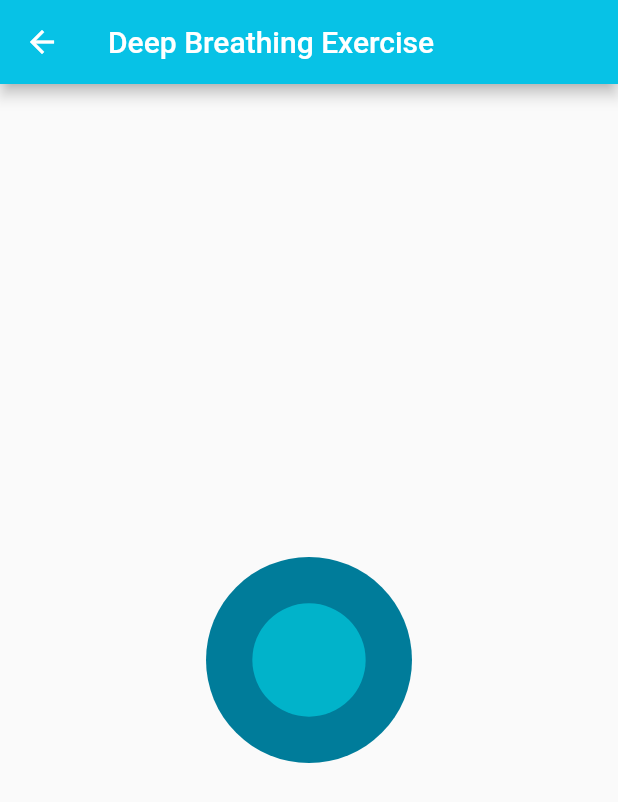
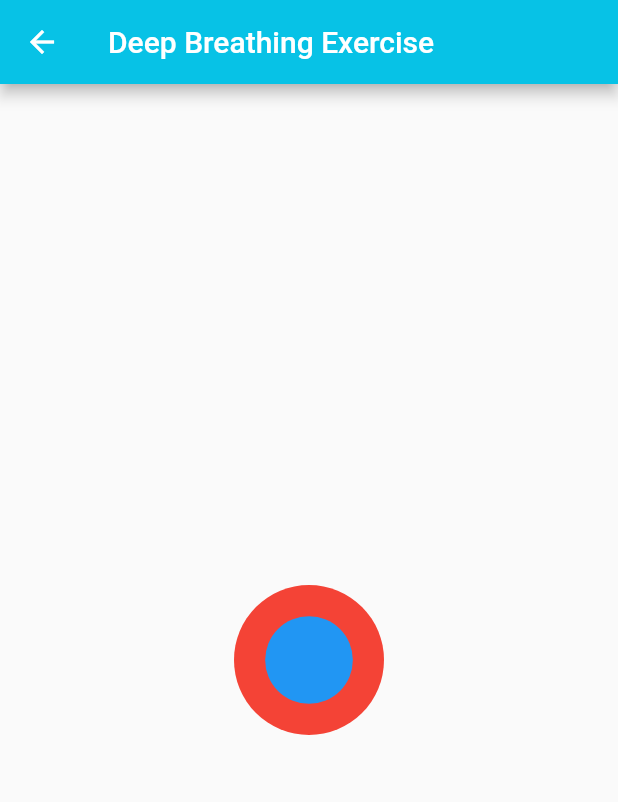
Before and after one commit to ZiClaud/Iremi-Breathing-App, a Flutter app: the screen it shows after launch, after a tap on "Deep Breathing Exercise", on a phone screen of 412 x 824 dp. Shown: the top 802 px of the screen. Run offline on Flutter 3.47's test engine with Material 2 defaults, Android fonts, the phone set to English and light mode, and no system bars.

Commit message:
Ball improvements, but still needs fixing

```diff
--- a/iremibreathingapp/lib/database/getters.dart
+++ b/iremibreathingapp/lib/database/getters.dart
@@ -9,7 +9,11 @@ class Getters {
     List<Exercise> ex = [
       DeepBreathingExerciseBeginner(),
       DeepBreathingExerciseIntermediate(),
-      CustomExercise("Custom", "", "", ["s1", "s2"], 1, 1, 1, 1, 3)
+      CustomExercise("0000", "", "", [""], 0, 0, 0, 0, 1),
+      CustomExercise("1010", "", "", [""], 1, 0, 1, 0, 1),
+      CustomExercise("0101", "", "", [""], 0, 1, 0, 1, 1),
+      CustomExercise("1111", "", "", [""], 1, 1, 1, 1, 1),
+      CustomExercise("Custom", "", "", ["s1", "s2"], 1, 1, 1, 1, 3),
     ];
 
     return ex;
--- a/iremibreathingapp/lib/pages/exercisePage.dart
+++ b/iremibreathingapp/lib/pages/exercisePage.dart
@@ -22,7 +22,12 @@ class _ExercisePageState extends State<ExercisePage> {
         title: Text(exercise.name),
         backgroundColor: myBluLight,
       ),
-      body: BallAnimation(),
+      body: BallAnimation(
+        expansionDuration: exercise.inhaleTime,
+        holdMiddleDuration: exercise.holdMiddleTime,
+        contractionDuration: exercise.exhaleTime,
+        holdEndDuration: exercise.holdEndTime,
+      ),
     );
   }
 }
--- a/iremibreathingapp/lib/utils/dfaultWidget.dart
+++ b/iremibreathingapp/lib/utils/dfaultWidget.dart
@@ -9,6 +9,18 @@ AppBar defaultAppBar(String title) {
 }
 
 class BallAnimation extends StatefulWidget {
+  final Duration expansionDuration;
+  final Duration holdMiddleDuration;
+  final Duration contractionDuration;
+  final Duration holdEndDuration;
+
+  BallAnimation({
+    required this.expansionDuration,
+    required this.holdMiddleDuration,
+    required this.contractionDuration,
+    required this.holdEndDuration,
+  });
+
   @override
   _BallAnimationState createState() => _BallAnimationState();
 }
@@ -21,20 +33,23 @@ class _BallAnimationState extends State<BallAnimation>
   @override
   void initState() {
     super.initState();
-    _controller =
-        AnimationController(vsync: this, duration: Duration(seconds: 2));
-    _animation = Tween<double>(begin: 0, end: 1).animate(_controller)
-      ..addListener(() {
-        setState(() {});
-      })
-      ..addStatusListener((status) {
-        if (status == AnimationStatus.completed) {
-          _controller.reverse();
-        } else if (status == AnimationStatus.dismissed) {
-          _controller.forward();
-        }
-      });
-    _controller.forward();
+    _controller = AnimationController(
+      duration: widget.expansionDuration +
+          widget.holdMiddleDuration +
+          widget.contractionDuration +
+          widget.holdEndDuration,
+      vsync: this,
+    );
+    _animation = Tween<double>(begin: 0.0, end: 1.0).animate(CurvedAnimation(
+      parent: _controller,
+      curve: Interval(
+        0.0,
+        (widget.expansionDuration.inMilliseconds /
+            _controller.duration!.inMilliseconds),
+        curve: Curves.easeInOut,
+      ),
+    ));
+    _controller.repeat(reverse: true);
   }
 
   @override
@@ -45,31 +60,49 @@ class _BallAnimationState extends State<BallAnimation>
 
   @override
   Widget build(BuildContext context) {
-    double ballSize = MediaQuery.of(context).size.width / 3;
-    return Scaffold(
-      body: Center(
-        child: Stack(
-          alignment: Alignment.center,
-          children: [
-            Container(
-              width: ballSize,
-              height: ballSize,
-              decoration: BoxDecoration(
-                color: myBluDark,
-                shape: BoxShape.circle,
+    return Center(
+      child: SizedBox.fromSize(
+        size: Size.square(100),
+        child: AnimatedBuilder(
+          animation: _animation,
+          builder: (BuildContext context, Widget? child) {
+            return CustomPaint(
+              painter: BallPainter(
+                _animation.value,
+                Colors.blue,
+                Colors.red,
               ),
-            ),
-            Container(
-              width: ballSize * _animation.value,
-              height: ballSize * _animation.value,
-              decoration: BoxDecoration(
-                color: myBlu,
-                shape: BoxShape.circle,
-              ),
-            ),
-          ],
+            );
+          },
         ),
       ),
     );
   }
 }
+
+class BallPainter extends CustomPainter {
+  final double value;
+  final Color color;
+  final Color backgroundColor;
+
+  BallPainter(this.value, this.color, this.backgroundColor);
+
+  @override
+  void paint(Canvas canvas, Size size) {
+    final backgroundPaint = Paint()..color = backgroundColor;
+    final fillPaint = Paint()..color = color;
+    canvas.drawCircle(
+      Offset(size.width / 2, size.height / 2),
+      size.width / 2,
+      backgroundPaint,
+    );
+    canvas.drawCircle(
+      Offset(size.width / 2, size.height / 2),
+      size.width / 2 * value,
+      fillPaint,
+    );
+  }
+
+  @override
+  bool shouldRepaint(CustomPainter oldDelegate) => true;
+}
```
